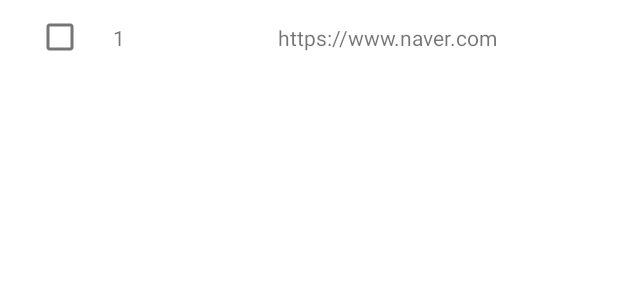
After one commit to Kimmoonsu/DownloadManager, an Android app: the layout url_item.xml on its own in the app's theme, with its tools: preview values and no code run, on a phone screen of 412 x 824 dp. The commit adds this screen. Shown: the top 300 px of the screen. Run offline under Robolectric (Android 15) with nearby library versions, the phone set to English and light mode, and no system bars.

Commit message:
Apply recycler view

```diff
--- a/app/src/main/AndroidManifest.xml
+++ b/app/src/main/AndroidManifest.xml
@@ -14,7 +14,7 @@
         android:supportsRtl="true"
         android:theme="@style/Theme.MyApplication"
         android:requestLegacyExternalStorage="true">
-        <activity android:name=".DownloadController">
+        <activity android:name=".ui.MainActivity">
             <intent-filter>
                 <action android:name="android.intent.action.MAIN" />
 
--- /dev/null
+++ b/app/src/main/res/layout/url_item.xml
@@ -0,0 +1,56 @@
+<?xml version="1.0" encoding="utf-8"?>
+<layout>
+    <androidx.constraintlayout.widget.ConstraintLayout xmlns:android="http://schemas.android.com/apk/res/android"
+        xmlns:app="http://schemas.android.com/apk/res-auto"
+        android:layout_width="match_parent"
+        android:layout_height="50dp">
+
+
+        <CheckBox
+            android:id="@+id/check_box"
+            android:layout_width="50dp"
+            android:layout_height="50dp"
+            android:layout_marginStart="15dp"
+            android:checked="false"
+            app:layout_constraintBottom_toBottomOf="parent"
+            app:layout_constraintEnd_toEndOf="parent"
+            app:layout_constraintHorizontal_bias="0"
+            app:layout_constraintStart_toStartOf="parent"
+            app:layout_constraintTop_toTopOf="parent"
+            app:layout_constraintVertical_bias="0.5"></CheckBox>
+
+
+        <TextView
+            android:id="@+id/id"
+            android:layout_width="wrap_content"
+            android:layout_height="match_parent"
+            android:layout_marginStart="10dp"
+            app:layout_constraintBottom_toBottomOf="parent"
+            app:layout_constraintEnd_toEndOf="parent"
+            app:layout_constraintHorizontal_bias="0"
+            android:minWidth="100dp"
+            android:text="1"
+            android:gravity="center|left"
+            app:layout_constraintStart_toEndOf="@id/check_box"
+            app:layout_constraintTop_toTopOf="@+id/check_box"
+            app:layout_constraintVertical_bias="0.5">
+
+        </TextView>
+
+        <TextView
+            android:id="@+id/url"
+            android:layout_width="0dp"
+            android:layout_height="match_parent"
+            android:layout_marginStart="10dp"
+            android:text="https://www.naver.com"
+            android:gravity="center|left"
+            app:layout_constraintHorizontal_bias="0"
+            app:layout_constraintVertical_bias="0.5"
+            app:layout_constraintBottom_toBottomOf="parent"
+            app:layout_constraintEnd_toEndOf="parent"
+            app:layout_constraintStart_toEndOf="@+id/id"
+            app:layout_constraintTop_toTopOf="parent">
+
+        </TextView>
+    </androidx.constraintlayout.widget.ConstraintLayout>
+</layout>
--- a/app/src/main/res/values/strings.xml
+++ b/app/src/main/res/values/strings.xml
@@ -1,3 +1,4 @@
 <resources>
     <string name="app_name">My Application</string>
+    <string name="id">id</string>
 </resources>
```
Also changed, not shown: app/build.gradle (+11 -3 lines), app/src/main/java/com/naver/downloadmanager/DownloadController.java (+8 -8 lines), app/src/main/java/com/naver/downloadmanager/MainActivity.kt (deleted, +0 -12 lines), app/src/main/java/com/naver/downloadmanager/data/datasource/URLData.java (added, +27 -0 lines), app/src/main/java/com/naver/downloadmanager/framework/URLViewModel.java (added, +21 -0 lines), app/src/main/java/com/naver/downloadmanager/ui/MainActivity.java (added, +80 -0 lines), app/src/main/java/com/naver/downloadmanager/ui/URLAdapter.java (added, +68 -0 lines), app/src/main/res/layout/activity_main.xml (+15 -3 lines).
